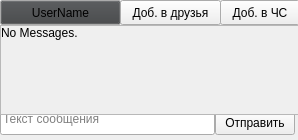
ThirdOfPM/shake-it, file messagewidget.ui: the form before one commit.
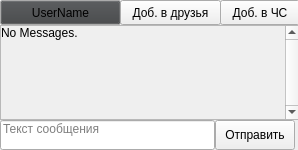
The form after the commit.

```diff
--- a/messagewidget.ui
+++ b/messagewidget.ui
@@ -7,7 +7,7 @@
     <x>0</x>
     <y>0</y>
     <width>298</width>
-    <height>140</height>
+    <height>150</height>
    </rect>
   </property>
   <property name="minimumSize">
@@ -29,7 +29,7 @@
    <property name="geometry">
     <rect>
      <x>0</x>
-     <y>110</y>
+     <y>120</y>
      <width>302</width>
      <height>31</height>
     </rect>
@@ -46,7 +46,7 @@
       <property name="minimumSize">
        <size>
         <width>215</width>
-        <height>25</height>
+        <height>30</height>
        </size>
       </property>
       <property name="maximumSize">
@@ -74,7 +74,7 @@
       <property name="minimumSize">
        <size>
         <width>80</width>
-        <height>25</height>
+        <height>30</height>
        </size>
       </property>
       <property name="maximumSize">
@@ -171,31 +171,76 @@
     <rect>
      <x>0</x>
      <y>25</y>
-     <width>301</width>
-     <height>90</height>
+     <width>300</width>
+     <height>95</height>
     </rect>
    </property>
+   <property name="sizePolicy">
+    <sizepolicy hsizetype="Expanding" vsizetype="Expanding">
+     <horstretch>0</horstretch>
+     <verstretch>0</verstretch>
+    </sizepolicy>
+   </property>
+   <property name="minimumSize">
+    <size>
+     <width>300</width>
+     <height>85</height>
+    </size>
+   </property>
+   <property name="verticalScrollBarPolicy">
+    <enum>Qt::ScrollBarAlwaysOn</enum>
+   </property>
+   <property name="sizeAdjustPolicy">
+    <enum>QAbstractScrollArea::AdjustToContents</enum>
+   </property>
    <property name="widgetResizable">
     <bool>true</bool>
    </property>
+   <property name="alignment">
+    <set>Qt::AlignLeading|Qt::AlignLeft|Qt::AlignTop</set>
+   </property>
    <widget class="QWidget" name="scrollAreaWidgetContents">
     <property name="geometry">
      <rect>
       <x>0</x>
       <y>0</y>
-      <width>299</width>
-      <height>88</height>
+      <width>284</width>
+      <height>93</height>
      </rect>
     </property>
+    <property name="sizePolicy">
+     <sizepolicy hsizetype="Preferred" vsizetype="Preferred">
+      <horstretch>0</horstretch>
+      <verstretch>0</verstretch>
+     </sizepolicy>
+    </property>
+    <property name="minimumSize">
+     <size>
+      <width>280</width>
+      <height>85</height>
+     </size>
+    </property>
     <widget class="QLabel" name="label">
      <property name="geometry">
       <rect>
        <x>0</x>
        <y>0</y>
-       <width>300</width>
-       <height>85</height>
+       <width>280</width>
+       <height>93</height>
       </rect>
      </property>
+     <property name="sizePolicy">
+      <sizepolicy hsizetype="Ignored" vsizetype="Ignored">
+       <horstretch>0</horstretch>
+       <verstretch>0</verstretch>
+      </sizepolicy>
+     </property>
+     <property name="minimumSize">
+      <size>
+       <width>280</width>
+       <height>85</height>
+      </size>
+     </property>
      <property name="text">
       <string>No Messages.</string>
      </property>
```
Left out of the diff: 3 changed lines with no effect on the pictures.
